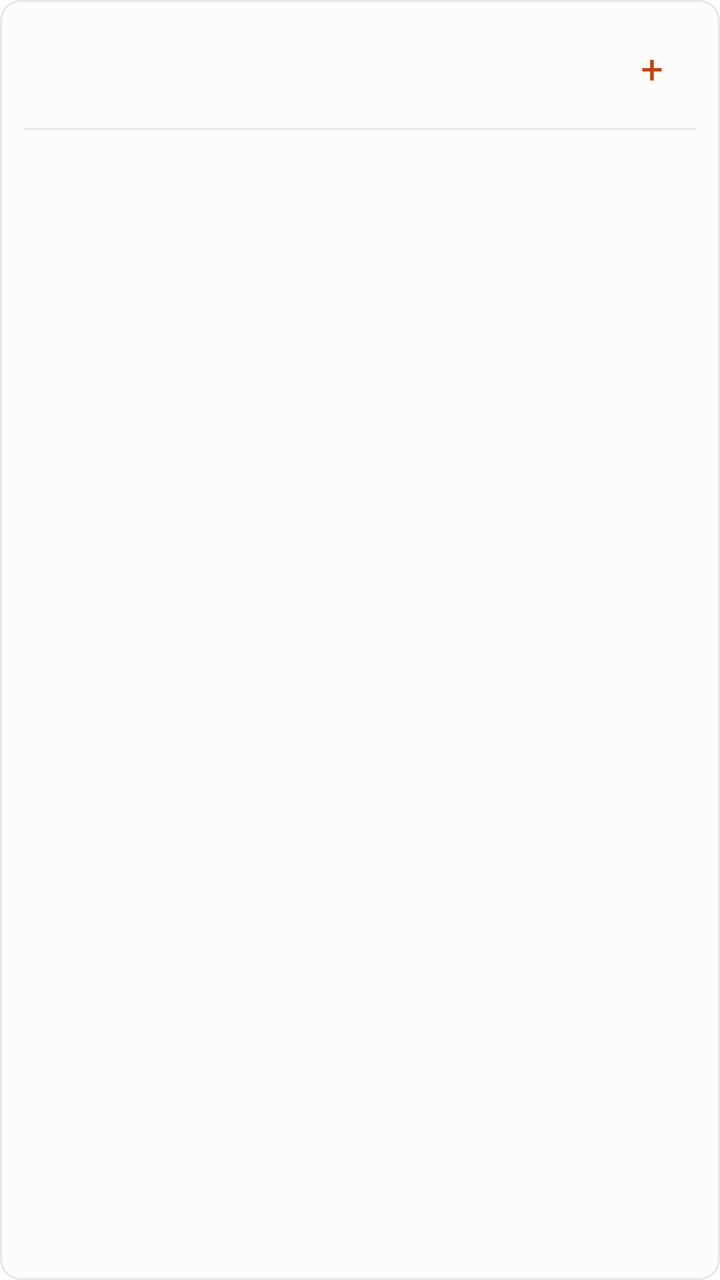
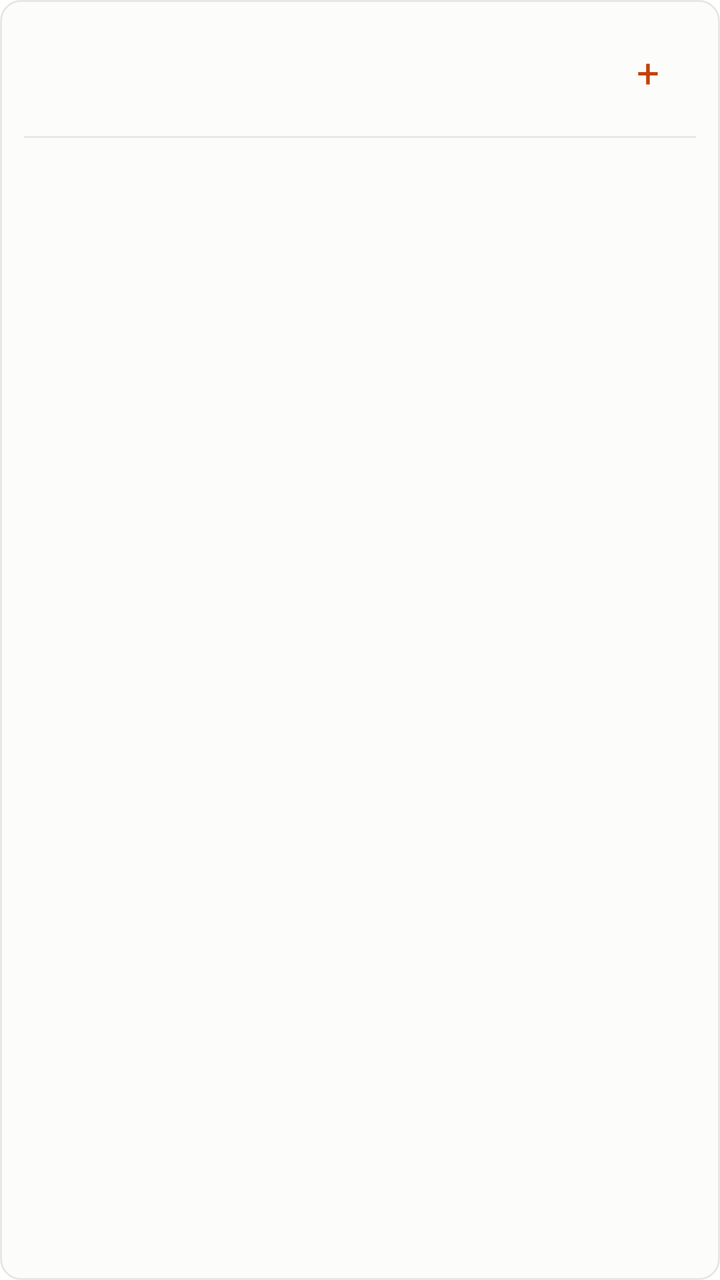

Compare the two renders of this Android layout. The source of the first and the diff that turns it into the second are given below.
<!-- AndroidManifest.xml: fallback theme Theme.MaterialComponents.DayNight.NoActionBar -->
<!-- res/layout/widget_calendar_large.xml -->
<?xml version="1.0" encoding="utf-8"?>
<LinearLayout xmlns:android="http://schemas.android.com/apk/res/android"
    android:id="@+id/calendar_root"
    android:layout_width="match_parent"
    android:layout_height="match_parent"
    android:background="@drawable/widget_root_bg"
    android:orientation="vertical"
    android:padding="12dp">

    <LinearLayout
        android:layout_width="match_parent"
        android:layout_height="44dp"
        android:gravity="center_vertical"
        android:orientation="horizontal">

        <TextView
            android:id="@+id/calendar_title"
            android:layout_width="0dp"
            android:layout_height="match_parent"
            android:layout_weight="1"
            android:gravity="center_vertical"
            android:fontFamily="sans-serif-medium"
            android:textColor="@color/widget_accent"
            android:textSize="15sp" />

        <TextView
            android:id="@+id/calendar_today"
            android:layout_width="44dp"
            android:layout_height="44dp"
            android:gravity="center"
            android:textColor="@color/widget_accent"
            android:textSize="12sp"
            android:visibility="gone" />

        <TextView
            android:id="@+id/calendar_add"
            android:layout_width="44dp"
            android:layout_height="44dp"
            android:gravity="center"
            android:text="+"
            android:textColor="@color/widget_accent"
            android:textSize="20sp" />
    </LinearLayout>

    <LinearLayout
        android:id="@+id/calendar_month_page"
        android:layout_width="match_parent"
        android:layout_height="wrap_content"
        android:orientation="vertical">

        <LinearLayout
            android:id="@+id/calendar_weekdays"
            android:layout_width="match_parent"
            android:layout_height="wrap_content"
            android:orientation="vertical" />

        <LinearLayout
            android:id="@+id/calendar_grid"
            android:layout_width="match_parent"
            android:layout_height="wrap_content"
            android:orientation="vertical" />
    </LinearLayout>

    <LinearLayout
        android:id="@+id/calendar_day_bar"
        android:layout_width="match_parent"
        android:layout_height="40dp"
        android:gravity="center_vertical"
        android:orientation="horizontal"
        android:visibility="gone" />

    <FrameLayout
        android:id="@+id/calendar_divider"
        android:layout_width="match_parent"
        android:layout_height="1dp"
        android:layout_marginTop="8dp"
        android:layout_marginBottom="4dp"
        android:background="@color/widget_border" />

    <TextView
        android:id="@+id/calendar_summary_title"
        android:layout_width="match_parent"
        android:layout_height="wrap_content"
        android:paddingBottom="2dp"
        android:singleLine="true"
        android:textColor="@color/widget_text_secondary"
        android:fontFamily="sans-serif-medium"
        android:textSize="11sp" />

    <TextView
        android:id="@+id/calendar_empty"
        android:layout_width="match_parent"
        android:layout_height="wrap_content"
        android:gravity="center_vertical"
        android:minHeight="44dp"
        android:textColor="@color/widget_text_secondary"
        android:textSize="12sp"
        android:visibility="gone" />

    <LinearLayout
        android:id="@+id/calendar_summary"
        android:layout_width="match_parent"
        android:layout_height="0dp"
        android:layout_weight="1"
        android:orientation="vertical" />
</LinearLayout>
<!-- resources referenced by this layout -->
<resources>
  <color name="widget_accent">#C2410C</color>
  <color name="widget_border">#E8E7E1</color>
  <color name="widget_text_secondary">#3F413A</color>
  <!-- drawable widget_root_bg (drawable) -->
  <?xml version="1.0" encoding="utf-8"?>
  <shape xmlns:android="http://schemas.android.com/apk/res/android"
      android:shape="rectangle">
      <solid android:color="@color/widget_background_light" />
      <corners android:radius="10dp" />
      <stroke
          android:width="1dp"
          android:color="@color/widget_border_light" />
  </shape>
  <color name="widget_background_light">#FCFCFA</color>
  <color name="widget_border_light">#E8E7E1</color>
</resources>

<!-- the commit's change to res/layout/widget_calendar_large.xml (unified diff, before → after) -->
@@ -9,7 +9,7 @@
 
     <LinearLayout
         android:layout_width="match_parent"
-        android:layout_height="44dp"
+        android:layout_height="48dp"
         android:gravity="center_vertical"
         android:orientation="horizontal">
 
@@ -25,8 +25,8 @@
 
         <TextView
             android:id="@+id/calendar_today"
-            android:layout_width="44dp"
-            android:layout_height="44dp"
+            android:layout_width="48dp"
+            android:layout_height="48dp"
             android:gravity="center"
             android:textColor="@color/widget_accent"
             android:textSize="12sp"
@@ -34,8 +34,8 @@
 
         <TextView
             android:id="@+id/calendar_add"
-            android:layout_width="44dp"
-            android:layout_height="44dp"
+            android:layout_width="48dp"
+            android:layout_height="48dp"
             android:gravity="center"
             android:text="+"
             android:textColor="@color/widget_accent"
@@ -92,7 +92,7 @@
         android:layout_width="match_parent"
         android:layout_height="wrap_content"
         android:gravity="center_vertical"
-        android:minHeight="44dp"
+        android:minHeight="48dp"
         android:textColor="@color/widget_text_secondary"
         android:textSize="12sp"
         android:visibility="gone" />
